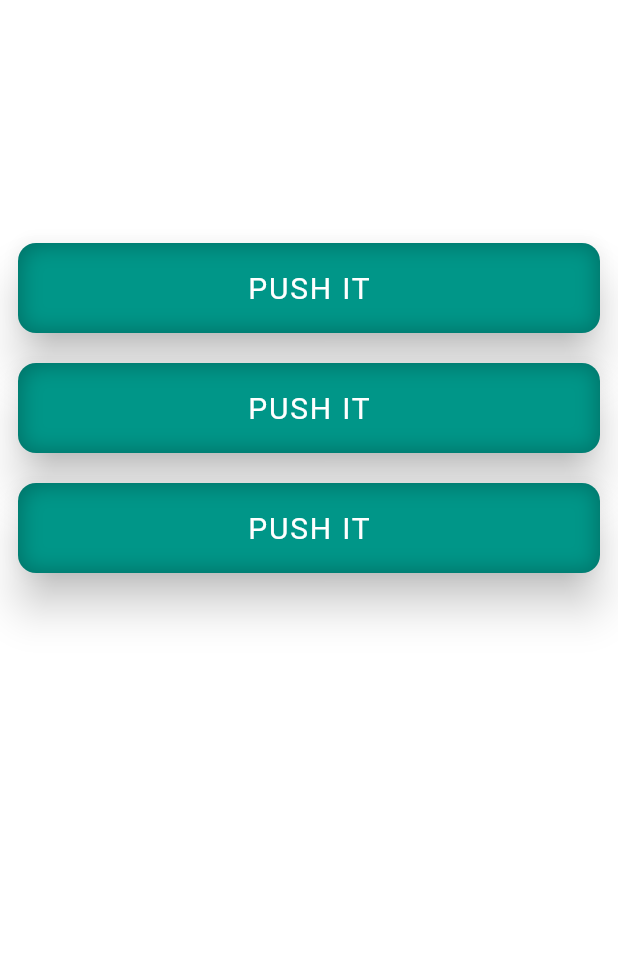
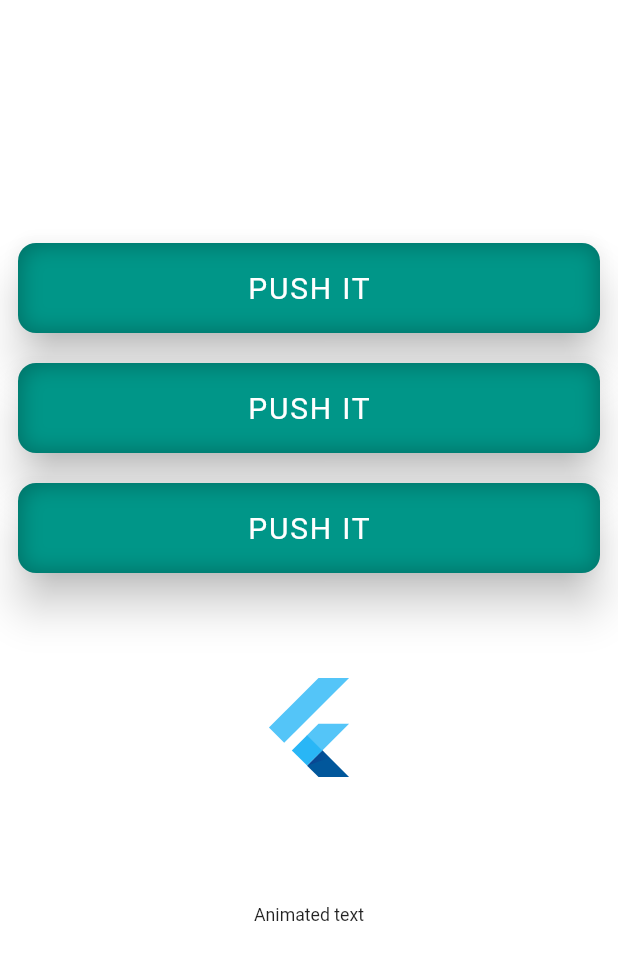
Before and after one commit to f0cuSsss/flutter_custom_widgets_v2, a Flutter app: the screen it shows after launch, on a phone screen of 412 x 824 dp. Shown: the top 960 px of the screen. Run offline on Flutter 3.47's test engine with Material 2 defaults, Android fonts, the phone set to English and light mode, and no system bars.

Commit message:
developed scale animation widget

```diff
--- a/lib/screens/home_screen.dart
+++ b/lib/screens/home_screen.dart
@@ -1,4 +1,5 @@
 import 'package:flutter/material.dart';
+import 'package:flutter_custom_widgets/widgets/f_scale_animation.dart';
 import 'package:flutter_custom_widgets/widgets/f_animated_button.dart';
 
 class HomeScreen extends StatelessWidget {
@@ -37,6 +38,13 @@ class HomeScreen extends StatelessWidget {
                   print('Button clicked');
                 },
               ),
+              const SizedBox(height: 20.0),
+              const fScaleAnimated(child: FlutterLogo(size: 150.0)),
+              const SizedBox(height: 20.0),
+              const fScaleAnimated(
+                child: Text('Animated text', style: TextStyle(fontSize: 24)),
+              ),
+              const SizedBox(height: 20.0),
             ],
           ),
         ),
--- /dev/null
+++ b/lib/widgets/f_scale_animation.dart
@@ -0,0 +1,65 @@
+// ignore_for_file: camel_case_types
+
+import 'package:flutter/material.dart';
+
+class fScaleAnimated extends StatefulWidget {
+  const fScaleAnimated({
+    Key? key,
+    required this.child,
+    this.isRepeat = false,
+    this.curve = Curves.easeIn,
+    this.duration = const Duration(seconds: 12),
+  }) : super(key: key);
+
+  /// Repeat animation
+  final bool isRepeat;
+
+  /// Animation curve
+  final Curve curve;
+
+  /// Animation duration
+  final Duration duration;
+
+  /// Child widget for animation
+  final Widget child;
+
+  @override
+  State<fScaleAnimated> createState() => _fScaleAnimatedState();
+}
+
+class _fScaleAnimatedState extends State<fScaleAnimated>
+    with TickerProviderStateMixin {
+  late final AnimationController _controller = AnimationController(
+    duration: widget.duration,
+    vsync: this,
+  );
+
+  late final Animation<double> _animation = CurvedAnimation(
+    parent: _controller,
+    curve: widget.curve,
+  );
+
+  @override
+  void initState() {
+    super.initState();
+    if (widget.isRepeat) _controller.repeat(reverse: false);
+    _controller.forward();
+  }
+
+  @override
+  Widget build(BuildContext context) {
+    return ScaleTransition(
+      scale: _animation,
+      child: Padding(
+        padding: const EdgeInsets.all(8.0),
+        child: widget.child,
+      ),
+    );
+  }
+
+  @override
+  void dispose() {
+    super.dispose();
+    _controller.dispose();
+  }
+}
```
